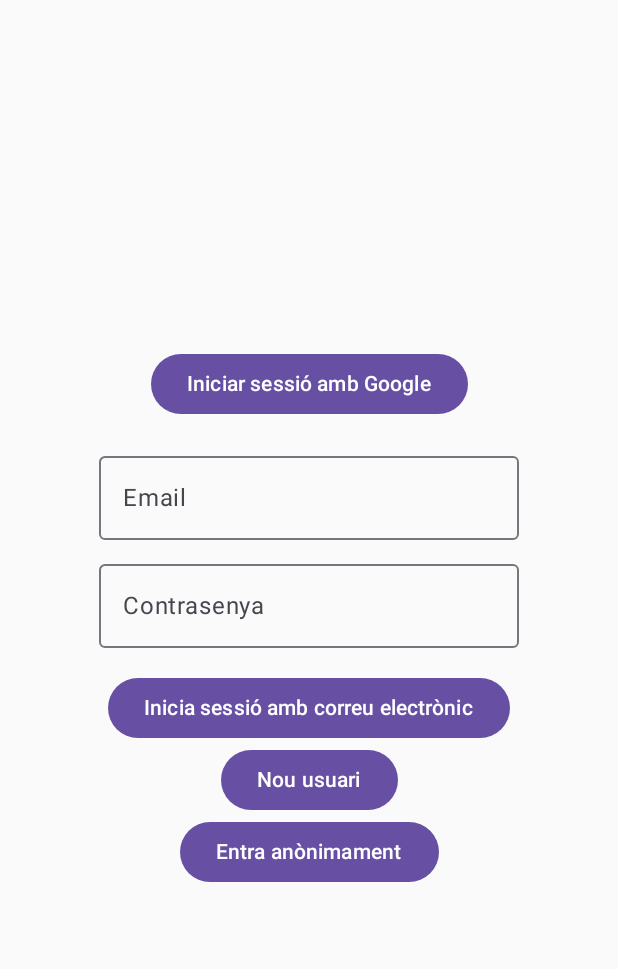
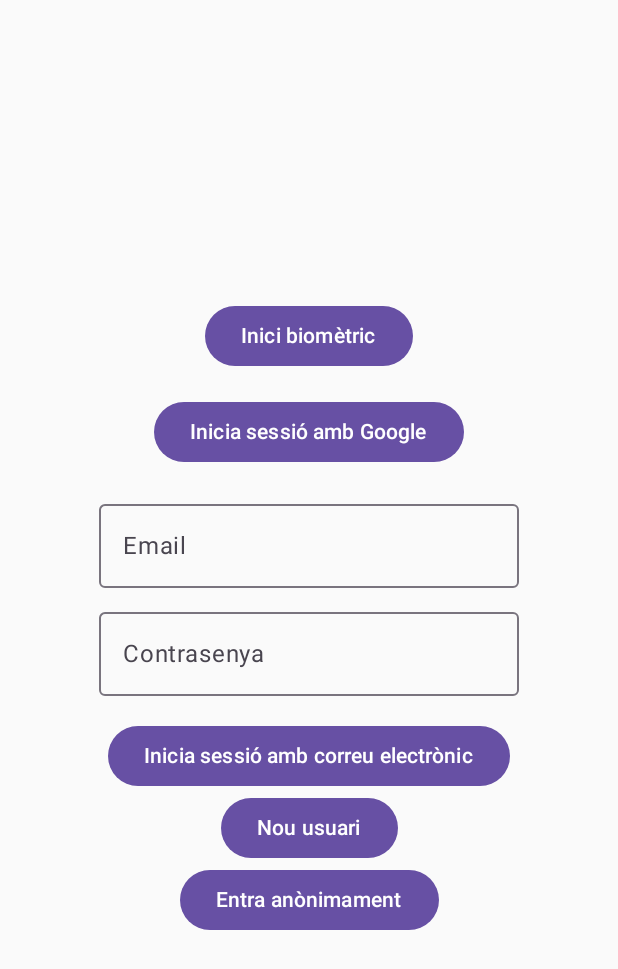
Before and after one commit to joancoll/Firebase_compose, an Android app built with Jetpack Compose: the screen it shows after launch (MainActivity), on a phone screen of 412 x 824 dp. Shown: the top 969 px of the screen. Run offline under Robolectric (Android 15) with nearby library versions, the phone set to English and light mode, and no system bars; our stand-ins replace Firebase (no records; nobody signed in at launch, a user with empty details on screens opened directly).

```diff
--- a/app/build.gradle.kts
+++ b/app/build.gradle.kts
@@ -74,7 +74,8 @@ dependencies {
     implementation(libs.credentials.play.services.auth) // Suport per a Google Sign-In
     implementation(libs.googleid) // Google Identity
     implementation(libs.firebase.auth.ktx) // Firebase Authentication
-    implementation(libs.play.services.auth) // per versions anteriors SDK<34
+    implementation(libs.play.services.auth) // per versions anteriors SDK>=28
+    implementation(libs.androidx.biometric)
 
 
     //Firestore i Storage
--- a/app/src/main/java/cat/dam/andy/firebase_compose/MainActivity.kt
+++ b/app/src/main/java/cat/dam/andy/firebase_compose/MainActivity.kt
@@ -5,13 +5,14 @@ import androidx.activity.ComponentActivity
 import androidx.activity.compose.setContent
 import androidx.activity.viewModels
 import androidx.compose.material3.MaterialTheme
+import androidx.fragment.app.FragmentActivity
 import cat.dam.andy.firebase_compose.data.FirestoreDataBaseHelper
 import cat.dam.andy.firebase_compose.navigation.AppNavigation
-import cat.dam.andy.firebase_compose.ui.theme.Firebase_composeTheme
 import cat.dam.andy.firebase_compose.viewmodel.AuthViewModel
 import cat.dam.andy.firebase_compose.viewmodel.UserListViewModel
 
-class MainActivity : ComponentActivity() {
+class MainActivity : FragmentActivity() {
+    // en la versió de Biometrica cal que sigui FragmentActivity i no ComponentActivity
     // Inicialitzem els ViewModels
     private val userListViewModel: UserListViewModel by viewModels()
     private val authViewModel: AuthViewModel by viewModels()
--- a/app/src/main/java/cat/dam/andy/firebase_compose/ui/screens/AuthScreen.kt
+++ b/app/src/main/java/cat/dam/andy/firebase_compose/ui/screens/AuthScreen.kt
@@ -1,5 +1,8 @@
+import android.content.Context
 import android.os.Build
 import android.util.Log
+import androidx.biometric.BiometricManager
+import androidx.biometric.BiometricPrompt
 import androidx.compose.foundation.layout.*
 import androidx.compose.foundation.text.KeyboardActions
 import androidx.compose.foundation.text.KeyboardOptions
@@ -13,7 +16,9 @@ import androidx.compose.ui.platform.LocalContext
 import androidx.compose.ui.text.input.ImeAction
 import androidx.compose.ui.text.input.PasswordVisualTransformation
 import androidx.compose.ui.unit.dp
+import androidx.core.content.ContextCompat
 import androidx.credentials.*
+import androidx.fragment.app.FragmentActivity
 import androidx.navigation.NavController
 import com.google.android.gms.auth.api.signin.*
 import com.google.android.gms.common.api.ApiException
@@ -26,6 +31,9 @@ import com.google.android.libraries.identity.googleid.GoogleIdTokenCredential
 import com.google.android.libraries.identity.googleid.GoogleIdTokenParsingException
 import cat.dam.andy.firebase_compose.R
 import cat.dam.andy.firebase_compose.viewmodel.AuthViewModel
+import kotlinx.coroutines.suspendCancellableCoroutine
+import kotlin.coroutines.resume
+import kotlin.coroutines.resumeWithException
 
 @Composable
 fun AuthScreen(navController: NavController, authViewModel: AuthViewModel) {
@@ -67,16 +75,19 @@ fun AuthScreen(navController: NavController, authViewModel: AuthViewModel) {
                     authViewModel.signOut() // Tanca la sessió fins que es verifiqui
                 }
             }
+
             is AuthViewModel.AuthState.Error -> {
                 val errorMessage = (authState as AuthViewModel.AuthState.Error).message
                 snackbarHostState.showSnackbar(errorMessage)
                 authViewModel.clearError()
             }
+
             is AuthViewModel.AuthState.Anonymous -> {
                 navController.navigate("main") {
                     popUpTo("auth") { inclusive = true }
                 }
             }
+
             else -> {
                 // No fer res
             }
@@ -145,8 +156,29 @@ fun AuthScreen(navController: NavController, authViewModel: AuthViewModel) {
             verticalArrangement = Arrangement.Center,
             horizontalAlignment = Alignment.CenterHorizontally
         ) {
+            // Botó per iniciar l'autenticació biomètrica
+            if (isBiometricAvailable(context)) {
+                Button(onClick = {
+                    authViewModel.authenticateBiometrically(
+                        context = context,
+                        onSuccess = {
+                            navController.navigate("main") {
+                                popUpTo("auth") { inclusive = true }
+                            }
+                        },
+                        onError = { message ->
+                            coroutineScope.launch {
+                                snackbarHostState.showSnackbar(message)
+                            }
+                        }
+                    )
+                }) {
+                    Text("Inici biomètric")
+                }
+            }
+            Spacer(modifier = Modifier.height(16.dp))
             Button(onClick = { startGoogleSignIn() }) {
-                Text("Iniciar sessió amb Google")
+                Text("Inicia sessió amb Google")
             }
             Spacer(modifier = Modifier.height(16.dp))
             OutlinedTextField(
@@ -192,7 +224,7 @@ fun AuthScreen(navController: NavController, authViewModel: AuthViewModel) {
         }
         SnackbarHost(
             hostState = snackbarHostState,
-            modifier = Modifier.align(Alignment.BottomCenter)
+            modifier = Modifier.align(Alignment.Center)
         )
     }
 }
@@ -232,3 +264,8 @@ private fun firebaseAuthWithGoogle(
 ) {
     authViewModel.signInWithGoogle(idToken)
 }
+
+fun isBiometricAvailable(context: Context): Boolean {
+    val biometricManager = BiometricManager.from(context)
+    return biometricManager.canAuthenticate(BiometricManager.Authenticators.BIOMETRIC_STRONG or BiometricManager.Authenticators.DEVICE_CREDENTIAL) == BiometricManager.BIOMETRIC_SUCCESS
+}
--- a/gradle/libs.versions.toml
+++ b/gradle/libs.versions.toml
@@ -1,5 +1,6 @@
 [versions]
 activityCompose = "1.10.0"
+biometricVersion = "1.4.0-alpha02"
 composeBom = "2025.02.00"
 coreKtx = "1.15.0"
 espressoCore = "3.6.1"
@@ -18,6 +19,7 @@ workRuntime = "2.10.0"
 
 [libraries]
 androidx-activity-compose = { module = "androidx.activity:activity-compose", version.ref = "activityCompose" }
+androidx-biometric = { module = "androidx.biometric:biometric", version.ref = "biometricVersion" }
 androidx-compose-bom = { module = "androidx.compose:compose-bom", version.ref = "composeBom" }
 androidx-core-ktx = { module = "androidx.core:core-ktx", version.ref = "coreKtx" }
 credentials = { module = "androidx.credentials:credentials", version.ref = "credentials" }
```
Also changed, not shown: app/src/main/AndroidManifest.xml (+8 -0 lines), app/src/main/java/cat/dam/andy/firebase_compose/ui/screens/MainScreen.kt (+17 -1 lines), app/src/main/java/cat/dam/andy/firebase_compose/viewmodel/AuthViewModel.kt (+78 -4 lines), 1 other file.
